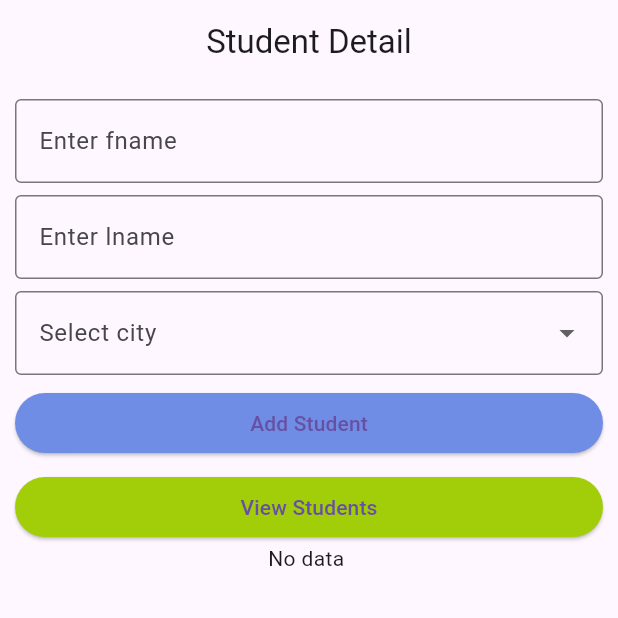
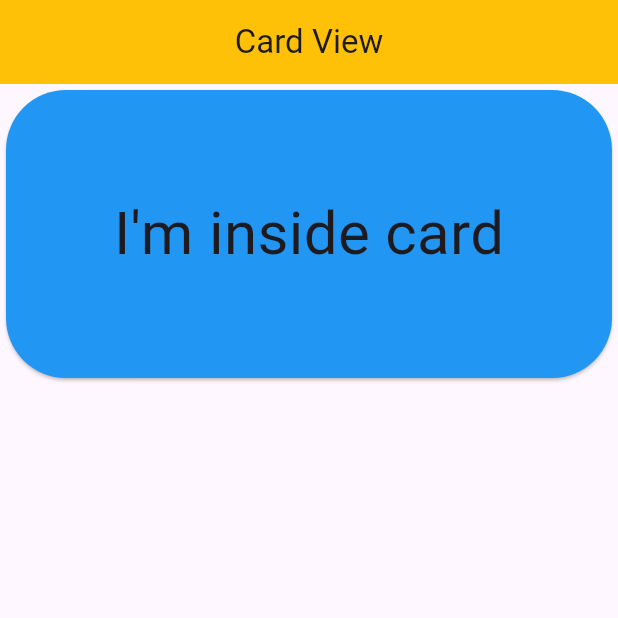
Before and after one commit to manishaa8981/assig_dart, a Flutter app: the screen it shows after launch, on a phone screen of 412 x 824 dp, the top half of it. Run offline on Flutter 3.47's test engine with Material 3 defaults, Android fonts, the phone set to English and light mode, and no system bars.

Commit message:
card view

```diff
--- a/lib/app.dart
+++ b/lib/app.dart
@@ -1,4 +1,4 @@
-import 'package:assig/view/classwork_erercise_view.dart';
+import 'package:assig/core/common/card_view.dart';
 import 'package:flutter/material.dart';
 
 class Myapp extends StatelessWidget {
@@ -7,7 +7,7 @@ class Myapp extends StatelessWidget {
   @override
   Widget build(BuildContext context) {
     return MaterialApp(
-      home: ClassworkErerciseView(),
+      home: CardView(),
     );
   }
 }
--- /dev/null
+++ b/lib/core/common/card_view.dart
@@ -0,0 +1,40 @@
+import 'package:flutter/material.dart';
+
+class CardView extends StatelessWidget {
+  const CardView({super.key});
+
+  @override
+  Widget build(BuildContext context) {
+    return Scaffold(
+      appBar: AppBar(
+        title: Text("Card View"),
+        centerTitle: true,
+        backgroundColor: Colors.amber,
+      ),
+      body: SafeArea(child: MyCard()),
+    );
+  }
+}
+
+class MyCard extends StatelessWidget {
+  const MyCard({
+    super.key,
+  });
+
+  @override
+  Widget build(BuildContext context) {
+    return SizedBox(
+      height: 200,
+      width: double.infinity,
+      child: Card(
+        color: Colors.blue,
+        shape: RoundedRectangleBorder(borderRadius: BorderRadius.circular(40)),
+        child: Center(
+            child: Text(
+          "I'm inside card",
+          style: TextStyle(fontSize: 40),
+        )),
+      ),
+    );
+  }
+}
--- a/lib/view/flexible_expanded_view.dart
+++ b/lib/view/flexible_expanded_view.dart
@@ -32,7 +32,7 @@ class FlexibleExpandedView extends StatelessWidget {
               flex: 2,
               // fit: FlexFit.tight, // default loose ho , yo flex ko property ho flexible use na garna paros vanera expaded use gareko
               child: SizedBox(
-                // height: 300,
+                height: 300,
                 width: double.infinity,
                 child: Container(
                   color: Colors.blue,
--- a/lib/view/students_details_view.dart
+++ b/lib/view/students_details_view.dart
@@ -115,7 +115,6 @@ class _StudentDetailsViewState extends State<StudentDetailsView> {
       ),
     );
   }
-
   @override
   void dispose() {
     _fnameController.dispose();
--- a/model/student.dart
+++ /dev/null
@@ -1,11 +0,0 @@
-class Student {
-  final String fname;
-  final String lname;
-  final String city;
-
-  Student({
-    required this.fname,
-    required this.lname,
-    required this.city,
-  });
-}
```
Also changed, not shown: lib/main.dart (+15 -11 lines), lib/view/movie_detial_view.dart (added, +90 -0 lines).
